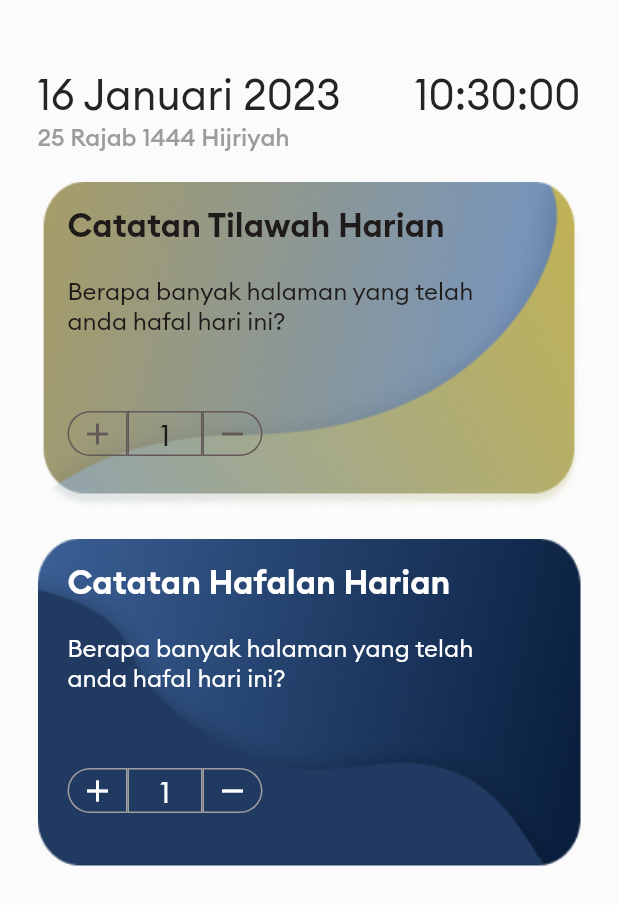
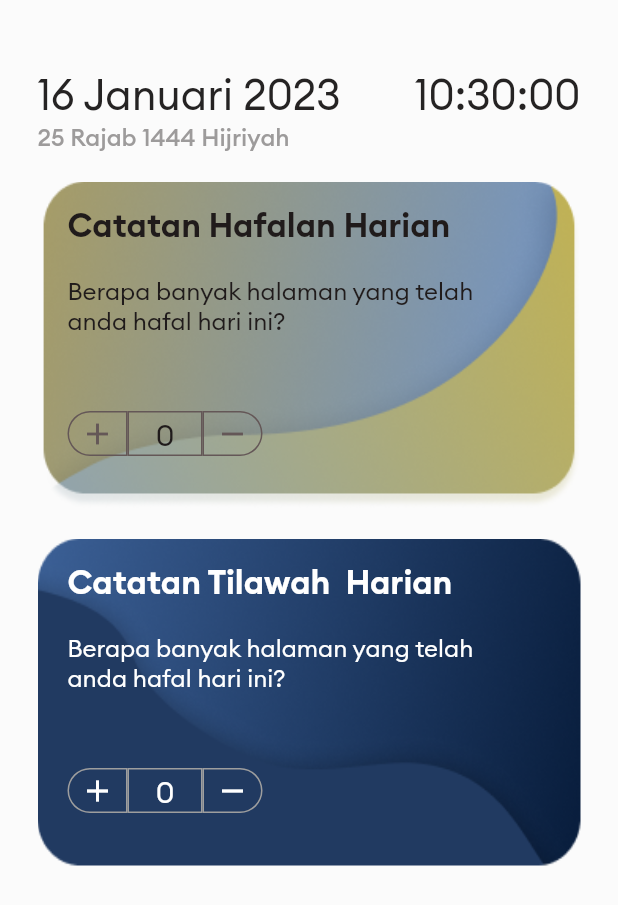
Before and after one commit to ariefsonn/ibadah_yuk, a Flutter app: the ProgressPage screen opened directly, on a phone screen of 412 x 824 dp. Shown: the top 905 px of the screen. Run offline on Flutter 3.47's test engine with Material 2 defaults, Android fonts, the phone set to English and light mode, and no system bars; our stand-ins replace dot_navigation_bar, floating_bottom_navigation_bar, hijri, shared_preferences, sliding_up_panel; accounts and stored records are empty; network calls fail.

Commit message:
ariefsonn-commit-11

```diff
--- a/lib/pages/fragment/home.dart
+++ b/lib/pages/fragment/home.dart
@@ -329,7 +329,7 @@ class _HomePageState extends State<HomePage> with TickerProviderStateMixin {
                         Container(
                             padding: EdgeInsets.only(left: 10, right: 10),
                             child: Column(
-                              crossAxisAlignment: CrossAxisAlignment.start,
+                                crossAxisAlignment: CrossAxisAlignment.start,
                                 children: <Widget>[
                               SizedBox(
                                 height: 15,
--- a/lib/pages/fragment/progress.dart
+++ b/lib/pages/fragment/progress.dart
@@ -6,25 +6,57 @@ import 'package:hijri/digits_converter.dart';
 import 'package:hijri/hijri_array.dart';
 import 'package:hijri/hijri_calendar.dart';
 
+const List<int> _hafalan = <int>[
+  1,2,3,4,5,6,7,8,9,10,
+];
+
 class ProgressPage extends StatefulWidget {
-
-  const ProgressPage({Key? key}) : super(key: key);
-
-
+  const ProgressPage({super.key}): super();
 
   @override
   State<ProgressPage> createState() => _ProgressPageState();
-
 }
 
 class _ProgressPageState extends State<ProgressPage> {
-  @override
+
+  int _counterHafalan = 0;
+  int _counterTilawah = 0;
 
   var _today = HijriCalendar.now();
+  int hafalanValue = _hafalan.first;
+
+  void incrementHafalan() {
+    setState(() {
+      _counterHafalan++;
+    });
+  }
+  void decrementHafalan() {
+    setState(() {
+      _counterHafalan--;
+      if (_counterHafalan < 0) {
+        _counterHafalan = 0;
+      }
+    });
+  }
+  void incrementTilawah() {
+    setState(() {
+      _counterTilawah++;
+    });
+  }
+  void decrementTilawah() {
+    setState(() {
+      _counterTilawah--;
+      if (_counterTilawah < 0) {
+        _counterTilawah = 0;
+      }
+    });
+  }
 
   Widget build(BuildContext context) {
+
     DateTime now = DateTime.now();
     String formattedTime = DateFormat('kk:mm:ss').format(now);
+
     return Scaffold(
       body: Container(
         decoration: const BoxDecoration(color: Color(0xFFFBFBFB)),
@@ -39,16 +71,17 @@ Row(
                 Column(
                   crossAxisAlignment: CrossAxisAlignment.start,
                   children: <Widget>[
-
-        Text('16 Januari 2023',
+                    Text ('16 Januari 2023',
                       textAlign: TextAlign.start,
                       style: TextStyle(
                           fontFamily: 'Euclid Circular B',
                           fontSize: 28,
                           fontWeight: FontWeight.w400,
                           color: Color(0xff252323)
-        ),),
-        Text(_today.toFormat("dd MMMM yyyy Hijriyah"),style: TextStyle(
+                      ),
+                    ),
+                    Text(_today.toFormat("dd MMMM yyyy Hijriyah"),
+                      style: TextStyle(
                           fontFamily: 'Euclid Circular B',
                           fontSize: 16,
                           fontWeight: FontWeight.w500,
@@ -58,7 +91,7 @@ Row(
                   ],
                 ),
                 Text(formattedTime,
-    style: TextStyle(
+                  style: const TextStyle(
                       fontFamily: 'Euclid Circular B',
                       fontSize: 28,
                       fontWeight: FontWeight.w400,
@@ -67,17 +100,16 @@ Row(
                 ),
               ],
             ),
-            SizedBox(
+            const SizedBox(
               height: 20,
             ),
             Container(
-              padding: EdgeInsets.only(top: 15,left: 20,
-              right: 30),
+              padding: const EdgeInsets.only(top: 15,left: 20, right: 30),
               width: double.infinity,
               height: 218,
               decoration: BoxDecoration(
                   borderRadius: BorderRadius.circular(15),
-                  image: DecorationImage(
+                  image: const DecorationImage(
                     image: AssetImage("assets/images/back2.png"),
                     fit: BoxFit.fill,
                   )
@@ -85,33 +117,28 @@ Row(
               child: Column(
                 crossAxisAlignment: CrossAxisAlignment.start,
                 children: <Widget>[
-                  Text('Catatan Tilawah Harian',
+                  const Text('Catatan Hafalan Harian',
                     style: TextStyle(
                         fontFamily: 'Euclid Circular B',
                         fontWeight: FontWeight.w600,
                         fontSize: 22,
                         color: Color(0xff201B1B)
                     ),),
-                  SizedBox(
-                    height: 20,
-                  ),
-                  Text('Berapa banyak halaman yang telah anda hafal hari ini?',
+                  const SizedBox(height: 20),
+                  const Text('Berapa banyak halaman yang telah anda hafal hari ini?',
                     style: TextStyle(
                         fontFamily: 'Euclid Circular B',
                         fontWeight: FontWeight.w400,
                         fontSize: 16,
                         color: Color(0xff201B1B)
                     ),),
-                  SizedBox(
-                    height: 50,
-                  ),
+                  const SizedBox(height: 50),
                   Row(
-
                     children: <Widget>[
                       GestureDetector(
-                          onTap: (){},
-
-
+                        onTap: () {
+                          incrementHafalan();
+                        },
                         child: Container(
                             width: 40,
                             height: 30,
@@ -119,29 +146,30 @@ Row(
                                 border: Border.all(width: 1, color: Color(0xff645757)),
                                 borderRadius: BorderRadius.only(topLeft: Radius.circular(40), bottomLeft: Radius.circular(40))
                             ),
-                              child:  Icon(Icons.add,   color: Color(0xff645757))
-                          )),
-
+                            child: const Icon(Icons.add,   color: Color(0xff645757))
+                        ),
+                      ),
                       Container(
-                        padding: EdgeInsets.only(top: 2),
+                        padding: const EdgeInsets.only(top: 2),
                         width: 50,
                         height: 30,
                         decoration: BoxDecoration(
                             border: Border.all(width: 1, color: Color(0xff645757))
                         ),
-                        child: Text('1',
+                        child: Text(_counterHafalan.toString(),
                           textAlign: TextAlign.center,
-                          style: TextStyle(
+                          style: const TextStyle(
                               fontSize: 20,
                               fontWeight: FontWeight.w400,
                               fontFamily: 'Euclid Circular B',
                               color: Color(0xff201B1B)
-                          ),),
+                          ),
+                        ),
                       ),
                       GestureDetector(
-                          onTap: (){},
-
-
+                          onTap: () {
+                            decrementHafalan();
+                          },
                           child: Container(
                               width: 40,
                               height: 30,
@@ -149,112 +177,97 @@ Row(
                                   border: Border.all(width: 1, color: Color(0xff645757)),
                                   borderRadius: BorderRadius.only(topRight: Radius.circular(40), bottomRight: Radius.circular(40))
                               ),
-                              child:  Icon(Icons.remove,
-                                color: Color(0xff645757))
-                          )),
-
-
-
-
-
-
+                              child: const Icon(Icons.remove, color: Color(0xff645757)),
+                          ),
+                      ),
                     ],
                   ),
                 ],
               ),
             ),
-            SizedBox(
+            const SizedBox(
               height: 20,
             ),
             Container(
-          padding: EdgeInsets.only(top: 15,left: 20,
-              right: 30),
+              padding: const EdgeInsets.only(top: 15,left: 20, right: 30),
               width: double.infinity,
               height: 218,
               decoration: BoxDecoration(
                   borderRadius: BorderRadius.circular(15),
-              image: DecorationImage(
+                  image: const DecorationImage(
                     image: AssetImage("assets/images/back1.png"),
                     fit: BoxFit.fill,
-              )
+                  ),
               ),
               child: Column(
                 crossAxisAlignment: CrossAxisAlignment.start,
                 children: <Widget>[
-              Text('Catatan Hafalan Harian',
+                  const Text(
+                    'Catatan Tilawah  Harian',
                     style: TextStyle(
                       fontFamily: 'Euclid Circular B',
                       fontWeight: FontWeight.w600,
                       fontSize: 22,
-                    color: Colors.white
-                ),),
-              SizedBox(
-                height: 20,
+                      color: Colors.white,
                     ),
-              Text('Berapa banyak halaman yang telah anda hafal hari ini?',
+                  ),
+                  const SizedBox(height: 20),
+                  const Text('Berapa banyak halaman yang telah anda hafal hari ini?',
                     style: TextStyle(
                         fontFamily: 'Euclid Circular B',
                         fontWeight: FontWeight.w400,
                         fontSize: 16,
                         color: Colors.white
-                ),),
-
-               SizedBox(
-                 height: 50,
                     ),
+                  ),
+                  const SizedBox(height: 50),
                   Row(
-
                     children: <Widget>[
                       GestureDetector(
-                   onTap: (){},
-
-
+                          onTap: (){
+                            incrementTilawah();
+                          },
                           child: Container(
                               width: 40,
                               height: 30,
                               decoration: BoxDecoration(
                                   border: Border.all(width: 1, color: Colors.grey),
-                          borderRadius: BorderRadius.only(topLeft: Radius.circular(40), bottomLeft: Radius.circular(40))
+                                  borderRadius: const BorderRadius.only(topLeft: Radius.circular(40), bottomLeft: Radius.circular(40))
                               ),
-                    child:  Icon(Icons.add,   color: Colors.white)
-                  )),
-
+                              child: const Icon(Icons.add, color: Colors.white)
+                          ),
+                      ),
                       Container(
-                    padding: EdgeInsets.only(top: 2),
+                        padding: const EdgeInsets.only(top: 2),
                         width: 50,
                         height: 30,
                         decoration: BoxDecoration(
                             border: Border.all(width: 1, color: Colors.grey)
                         ),
-                    child: Text('1',
+                        child: Text(_counterTilawah.toString(),
                           textAlign: TextAlign.center,
-                    style: TextStyle(
+                          style: const TextStyle(
                               fontSize: 20,
                               fontWeight: FontWeight.w400,
                               fontFamily: 'Euclid Circular B',
                               color: Colors.white
-                    ),),
+                          ),
+                        ),
                       ),
                       GestureDetector(
-                      onTap: (){},
-
-
+                          onTap: (){
+                            decrementTilawah();
+                          },
                           child: Container(
                               width: 40,
                               height: 30,
                               decoration: BoxDecoration(
                                   border: Border.all(width: 1, color: Colors.grey),
-                              borderRadius: BorderRadius.only(topRight: Radius.circular(40), bottomRight: Radius.circular(40))
+                                  borderRadius: const BorderRadius.only(topRight: Radius.circular(40), bottomRight: Radius.circular(40))
                               ),
-                          child:  Icon(Icons.remove,
-                          color: Colors.white,)
-                      )),
-
-
-
-
-
-
+                              child: const Icon(Icons.remove, color: Colors.white),
+                          ),
+                      ),
                     ],
                   ),
                 ],
--- a/pubspec.yaml
+++ b/pubspec.yaml
@@ -46,6 +46,7 @@ dependencies:
   sliding_up_panel: ^2.0.0+1
   http: ^0.13.5
   shared_preferences: ^2.0.17
+  auto_reload: ^1.1.0
 
 dev_dependencies:
   flutter_test:
@@ -107,6 +108,8 @@ flutter:
     - assets/icons/tilawah.png
     - assets/icons/purple-check.png
     - assets/icons/ratings.png
+    - assets/icons/drop-brown.png
+    - assets/icons/drop-gray.png
 
   # An image asset can refer to one or more resolution-specific "variants", see
   # https://flutter.dev/assets-and-images/#resolution-aware
```
Also changed, not shown: lib/pages/fragment/profile.dart (+56 -15 lines), lib/pages/login.dart (+19 -8 lines), lib/pages/navbar.dart (+24 -10 lines), assets/icons/drop-brown.png (added), assets/icons/drop-gray.png (added), pubspec.lock, 3 other files. Lines whose indentation alone changed are shown as unchanged.
